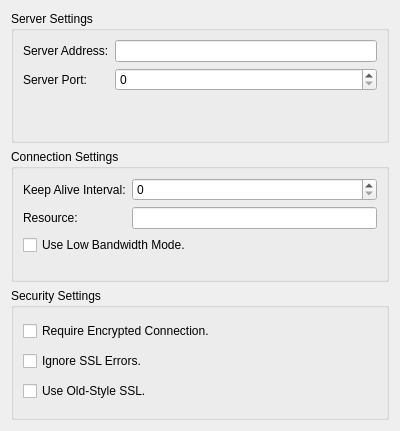
Before: the Qt Designer form gabble/server-settings-widget.ui in KDE/ktp-accounts-kcm, drawn with Qt 5.
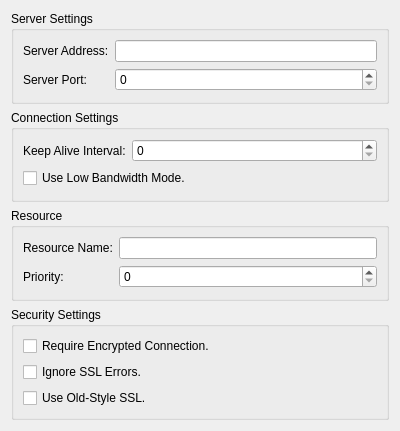
After: the same form once the commit is applied. Custom widgets are drawn as their Qt base class.

Commit message:
Added priorty spin box
Review by: Daniele Elmo Domenichelli

What changed in the file:
```diff
--- a/gabble/server-settings-widget.ui
+++ b/gabble/server-settings-widget.ui
@@ -73,17 +73,7 @@
       <item row="0" column="1">
        <widget class="QSpinBox" name="keepaliveIntervalSpinBox"/>
       </item>
-      <item row="1" column="0">
-       <widget class="QLabel" name="resourceLabel">
-        <property name="text">
-         <string>Resource:</string>
-        </property>
-       </widget>
-      </item>
-      <item row="1" column="1">
-       <widget class="QLineEdit" name="resourceLineEdit"/>
-      </item>
-      <item row="2" column="0" colspan="2">
+      <item row="4" column="0" colspan="2">
        <widget class="QCheckBox" name="lowBandwidthCheckBox">
         <property name="text">
          <string>Use Low Bandwidth Mode.</string>
@@ -93,6 +83,35 @@
      </layout>
     </widget>
    </item>
+   <item>
+    <widget class="QGroupBox" name="groupBox">
+     <property name="title">
+      <string>Resource</string>
+     </property>
+     <layout class="QFormLayout" name="formLayout_3">
+      <item row="4" column="1">
+       <widget class="QSpinBox" name="prioritySpinBox"/>
+      </item>
+      <item row="1" column="1">
+       <widget class="QLineEdit" name="resourceLineEdit"/>
+      </item>
+      <item row="1" column="0">
+       <widget class="QLabel" name="resourceLabel">
+        <property name="text">
+         <string>Resource Name:</string>
+        </property>
+       </widget>
+      </item>
+      <item row="4" column="0">
+       <widget class="QLabel" name="priorityLabel">
+        <property name="text">
+         <string>Priority:</string>
+        </property>
+       </widget>
+      </item>
+     </layout>
+    </widget>
+   </item>
    <item>
     <widget class="QGroupBox" name="securityGroupBox">
      <property name="title">
```
The commit also changes 1 other file.
